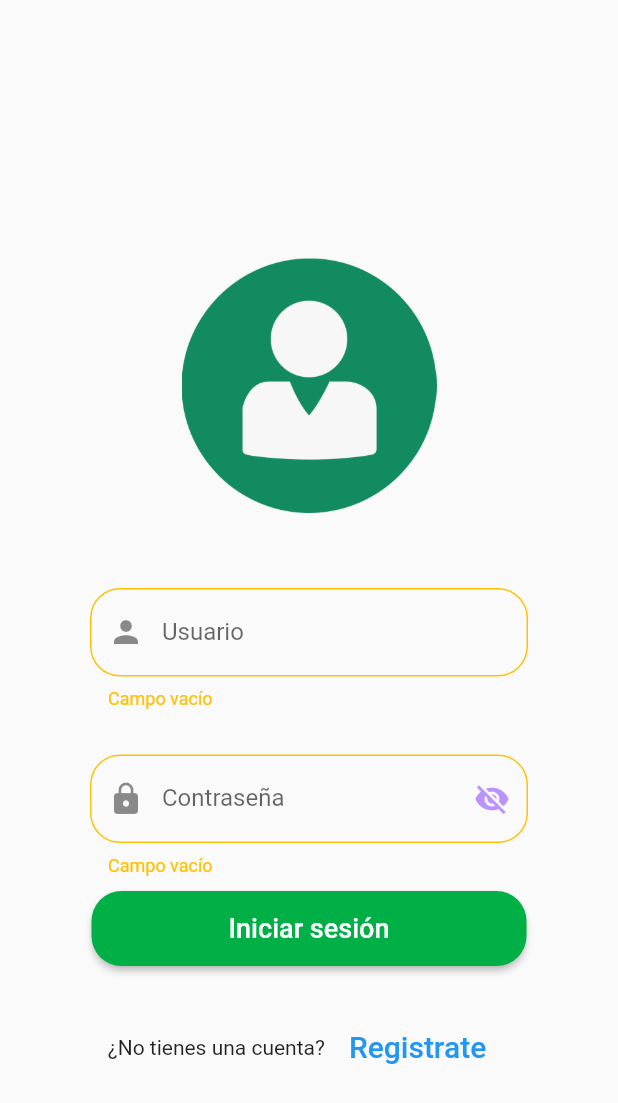
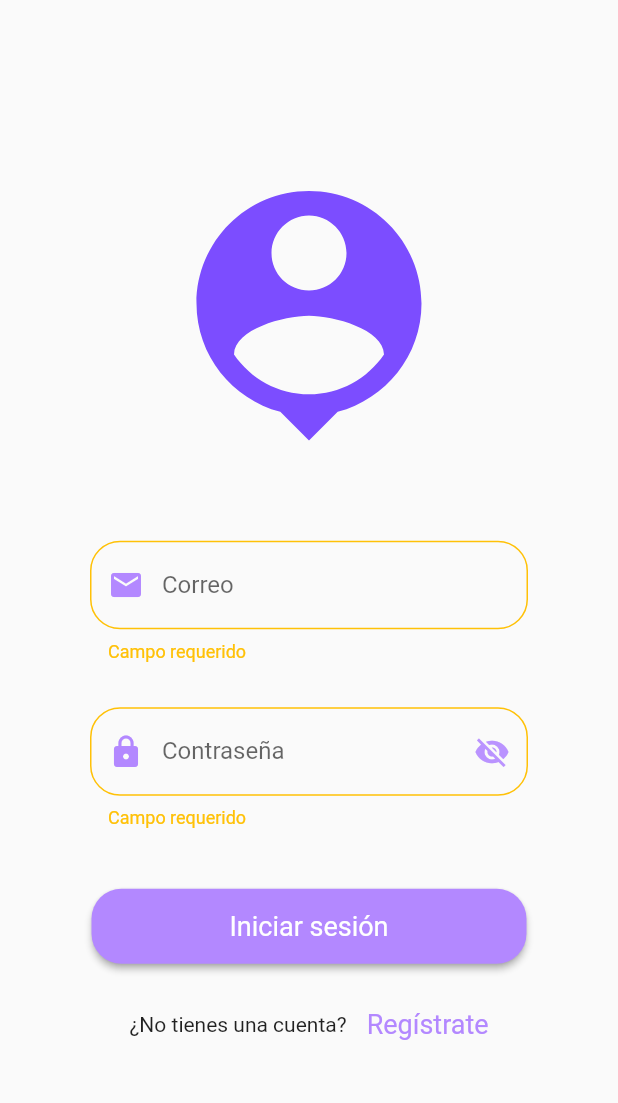
Before and after one commit to Eduardo0515/chem_organizer, a Flutter app: the LoginPage screen opened directly, after a tap on "Iniciar sesión", on a phone screen of 412 x 824 dp. Shown: the top 1103 px of the screen. Run offline on Flutter 3.47's test engine with Material 2 defaults, Android fonts, the phone set to English and light mode, and no system bars; our stand-ins replace cloud_firestore, firebase_auth, firebase_core, firebase_messaging, fluttertoast, table_calendar; accounts and stored records are empty.

Commit message:
login register

```diff
--- a/lib/main.dart
+++ b/lib/main.dart
@@ -4,6 +4,7 @@ import 'dart:ui';
 import 'package:chem_organizer/src/pages/login_page.dart';
 import 'package:chem_organizer/src/pages/main_view.dart';
 import 'package:chem_organizer/src/pages/message_view.dart';
+import 'package:chem_organizer/src/pages/register_page.dart';
 import 'package:chem_organizer/src/services/push_notifications_services.dart';
 import 'package:firebase_core/firebase_core.dart';
 import 'package:flutter/material.dart';
@@ -90,7 +91,7 @@ class _MyAppState extends State<MyApp> {
         ),
       ),
       routes: {
-        'home': (_) => MainView(),
+        'home': (_) => RegisterPage(),
         'message': (_) => MessageView(),
       },
     );
--- a/lib/src/models/login.dart
+++ b/lib/src/models/login.dart
@@ -1,6 +1,7 @@
-class Login{
+class Login {
   bool auth;
-  String token;
+  String id;
+  String message;
 
-  Login({required this.auth,required this.token});
+  Login({required this.auth, required this.id, required this.message});
 }
--- a/lib/src/pages/login_page.dart
+++ b/lib/src/pages/login_page.dart
@@ -1,4 +1,8 @@
+import 'package:chem_organizer/src/models/login.dart';
 import 'package:chem_organizer/src/pages/calendar.dart';
+import 'package:chem_organizer/src/pages/main_view.dart';
+import 'package:chem_organizer/src/pages/register_page.dart';
+import 'package:chem_organizer/src/services/authentication.dart';
 import 'package:flutter/material.dart';
 
 class LoginPage extends StatefulWidget {
@@ -7,8 +11,9 @@ class LoginPage extends StatefulWidget {
 }
 
 class _State extends State<LoginPage> {
-  TextEditingController nameController = TextEditingController();
+  TextEditingController emailController = TextEditingController();
   TextEditingController passwordController = TextEditingController();
+  final userAuthentication = UserAuthentication();
 
   final formKey = GlobalKey<FormState>();
 
@@ -36,70 +41,61 @@ class _State extends State<LoginPage> {
                 children: <Widget>[
                   Container(
                     alignment: Alignment.center,
-                    padding: EdgeInsets.fromLTRB(60, 100, 60, 40),
-                    child: Image.asset("assets/iconoLogin.png",
-                        width: 170, height: 170),
+                    padding: EdgeInsets.fromLTRB(60, 10, 60, 40),
+                    child: Icon(
+                      Icons.person_pin,
+                      size: 200.0,
+                      color: Colors.deepPurpleAccent.shade200,
+                    ),
                   ),
                   Container(
                     padding: EdgeInsets.fromLTRB(60, 10, 60, 20),
                     child: TextFormField(
                       validator: (value) {
                         if (value!.isEmpty) {
-                          return 'Campo vacío';
+                          return 'Campo requerido';
                         } else {
-                          if (value.length < 8) {
-                            return 'El usuario debe tener al menos 8 caracteres';
-                          } else {
-                            if (value.length > 30) {
-                              return 'El usuario debe tener 30 caracteres como maximo';
-                            } else {
-                              if (RegExp(r'^[\da-zA-Z]+$').hasMatch(value)) {
-                                if (!RegExp(r'[a-zA-Z]+').hasMatch(value)) {
-                                  return "El usuario debe contener al menos una letra";
-                                }
-                              } else {
-                                return "El usuario debe ser alfanumerico";
-                              }
-                            }
+                          if (!RegExp(
+                                  r'^[a-zA-Z0-9+_\.-]+@[a-zA-Z0-9-]+\.[a-z0-9]+')
+                              .hasMatch(value)) {
+                            return 'Ingrese un formato de correo válido';
                           }
                         }
-                        return null;
                       },
-                      controller: nameController,
+                      controller: emailController,
                       decoration: InputDecoration(
-                        prefixIcon: Icon(Icons.person),
+                        prefixIcon: Icon(
+                          Icons.email,
+                          color: Colors.deepPurpleAccent.shade100,
+                        ),
                         border: OutlineInputBorder(
                             borderRadius: BorderRadius.circular(20.0)),
-                        labelText: 'Usuario',
+                        labelText: 'Correo',
                       ),
                     ),
                   ),
                   Container(
-                    padding: EdgeInsets.fromLTRB(60, 10, 60, 10),
+                    padding: EdgeInsets.fromLTRB(60, 10, 60, 40),
                     child: TextFormField(
                       validator: (value) {
                         if (value!.isEmpty) {
-                          return 'Campo vacío';
+                          return 'Campo requerido';
                         } else {
                           if (value.length < 8) {
-                            return 'Contraseña muy corta';
+                            return 'La contraseña debe contener al menos ocho elementos';
                           } else {
                             if (value.length > 30) {
-                              return 'Tamaño de contraseña inválida';
+                              return 'La contraseña no debe exceder de 30 elementos';
                             } else {
                               if (value.contains(' ')) {
-                                return 'No se acepta espacios';
+                                return 'No se aceptan espacios';
                               } else {
                                 if (!RegExp(
                                         r'(?=.*[a-zA-Z])(?=.*[!@$%&])(?=.*[0-9])')
                                     .hasMatch(value)) {
                                   if (!RegExp(r'(?=.*[a-zA-Z])(?=.*[0-9])')
                                       .hasMatch(value)) {
-                                    return 'Dede ser alfanumérica';
-                                  }
-                                  if (!RegExp(r'(?=.*[!@$%&])')
-                                      .hasMatch(value)) {
-                                    return 'use al menos un @!\$%&';
+                                    return 'Debe contener números y letras';
                                   }
                                 }
                               }
@@ -111,7 +107,10 @@ class _State extends State<LoginPage> {
                       obscureText: hidePassword,
                       controller: passwordController,
                       decoration: InputDecoration(
-                        prefixIcon: Icon(Icons.lock),
+                        prefixIcon: Icon(
+                          Icons.lock,
+                          color: Colors.deepPurpleAccent.shade100,
+                        ),
                         border: OutlineInputBorder(
                             borderRadius: BorderRadius.circular(20.0)),
                         labelText: 'Contraseña',
@@ -133,18 +132,37 @@ class _State extends State<LoginPage> {
                       height: 50,
                       width: 310,
                       padding: EdgeInsets.fromLTRB(10, 0, 10, 0),
-                      child: RaisedButton(
-                        shape: new RoundedRectangleBorder(
-                            borderRadius: new BorderRadius.circular(20.0)),
-                        textColor: Colors.white,
-                        color: Color.fromRGBO(0, 176, 70, 69),
+                      child: ElevatedButton(
+                        style: ElevatedButton.styleFrom(
+                          primary: Colors.deepPurpleAccent.shade100,
+                          shape: new RoundedRectangleBorder(
+                              borderRadius: new BorderRadius.circular(20.0)),
+                          textStyle: TextStyle(color: Colors.white),
+                          shadowColor: Colors.grey,
+                        ),
                         child: Text('Iniciar sesión',
                             style: TextStyle(fontSize: 18)),
                         onPressed: () {
-                          //print(nameController.text);
-                          //print(passwordController.text);
                           if (formKey.currentState!.validate()) {
                             print("validacion exitosa");
+                            userAuthentication
+                                .login(emailController.text,
+                                    passwordController.text)
+                                .then((value) => {
+                                      if (value.auth)
+                                        {
+                                          print("Correcto"),
+                                          print(value.id),
+                                          Navigator.pushReplacement(
+                                            context,
+                                            MaterialPageRoute(
+                                                builder: (context) =>
+                                                    MainView(user: value.id,)),
+                                          )
+                                        }
+                                      else
+                                        {_showAlertDialog()}
+                                    });
                           }
                         },
                       )),
@@ -154,18 +172,20 @@ class _State extends State<LoginPage> {
                         children: <Widget>[
                           Text('¿No tienes una cuenta?',
                               style: TextStyle(fontSize: 14)),
-                          FlatButton(
-                            textColor: Colors.blue,
+                          GestureDetector(
                             child: Text(
-                              'Registrate',
-                              style: TextStyle(fontSize: 20),
+                              '   Regístrate',
+                              style: TextStyle(
+                                fontSize: 18,
+                                color: Colors.deepPurpleAccent.shade100,
+                              ),
                             ),
-                            onPressed: () {
+                            onTap: () {
                               print("Regístrate");
-                              Navigator.pushReplacement(
+                              Navigator.push(
                                 context,
                                 MaterialPageRoute(
-                                    builder: (context) => CalendarPage()),
+                                    builder: (context) => RegisterPage()),
                               );
                             },
                           )
@@ -189,7 +209,10 @@ class _State extends State<LoginPage> {
             title: Text("ERROR"),
             content: Text("El usuario o contraseña son incorrectos"),
             actions: <Widget>[
-              RaisedButton(
+              ElevatedButton(
+                style: ElevatedButton.styleFrom(
+                  primary: Colors.deepPurpleAccent.shade200,
+                ),
                 child: Text(
                   "CERRAR",
                   style: TextStyle(color: Colors.black),
--- a/lib/src/provider/categories_controller.dart
+++ b/lib/src/provider/categories_controller.dart
@@ -62,7 +62,7 @@ class CategoriesController {
   Future deleteCategory(idCategory) async {
     CollectionReference tareas = FirebaseFirestore.instance
         .collection('usuarios')
-        .doc('hugo')
+        .doc(username)
         .collection('eventos');
     return tareas
         .where('categoria', isEqualTo: idCategory)
--- a/pubspec.yaml
+++ b/pubspec.yaml
@@ -30,6 +30,7 @@ dependencies:
   fluttertoast: ^8.0.7
   intl: ^0.17.0
   table_calendar: ^3.0.0
+  firebase_auth: ^2.0.0
 
 dev_dependencies:
   flutter_test:
```
Also changed, not shown: lib/src/pages/calendar.dart (+8 -2 lines), lib/src/pages/edit_category.dart (+7 -4 lines), lib/src/pages/edit_event.dart (+25 -8 lines), lib/src/pages/events.dart (+29 -11 lines), lib/src/pages/info_event.dart (+19 -8 lines), lib/src/pages/main_view.dart (+41 -3 lines), lib/src/pages/new_category.dart (+15 -4 lines), lib/src/pages/new_event.dart (+20 -8 lines), lib/src/pages/register_page.dart (added, +242 -0 lines), lib/src/provider/events_controller.dart (+12 -5 lines), lib/src/services/authentication.dart (added, +58 -0 lines), pubspec.lock.
